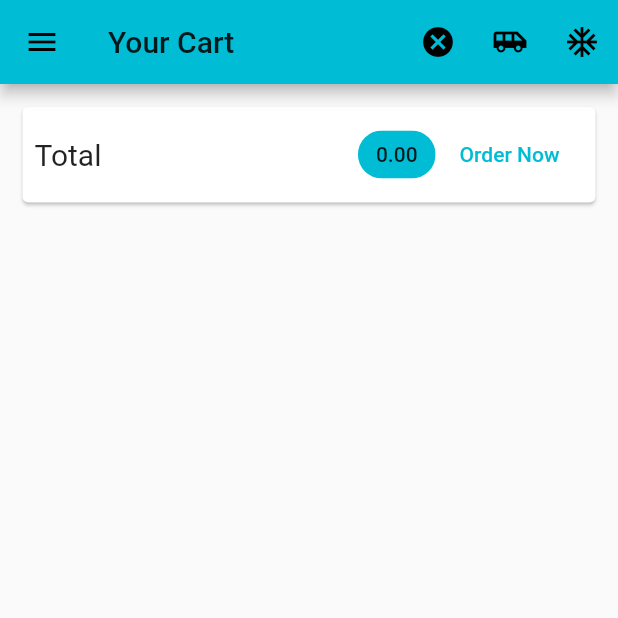
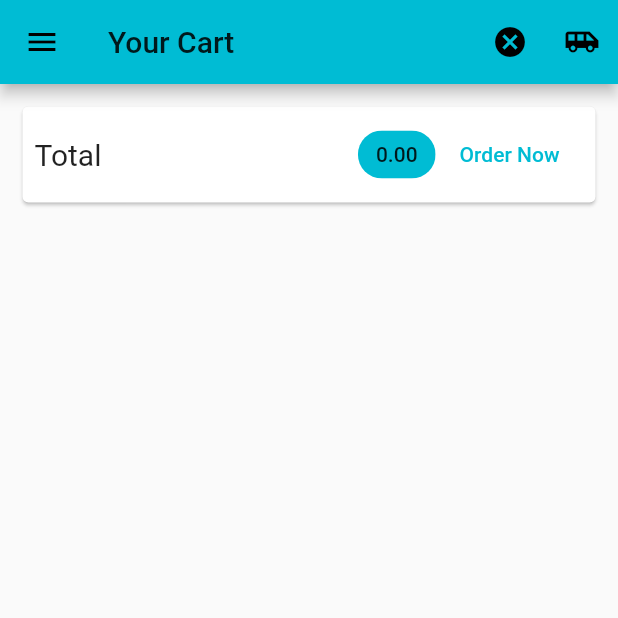
Before and after one commit to cyx977/srShop, a Flutter app: the CartDetailScreen screen opened by its route, on a phone screen of 412 x 824 dp, the top half of it. Run offline on Flutter 3.47's test engine with Material 2 defaults, Android fonts, the phone set to English and light mode, and no system bars; network calls fail.

Commit message:
delete conform init

```diff
--- a/lib/providers/products_provider.dart
+++ b/lib/providers/products_provider.dart
@@ -61,110 +61,6 @@ class ProductsProvider with ChangeNotifier {
       imageUrl:
           'https://detwxg7gzm61n.cloudfront.net/2019/08/30202434/Turmeric.jpg',
     ),
-    ProductProvider(
-      id: 'p8',
-      title: 'A Pan',
-      description: 'Prepare any meal you want.',
-      price: 49.99,
-      imageUrl:
-          'https://upload.wikimedia.org/wikipedia/commons/thumb/1/14/Cast-Iron-Pan.jpg/1024px-Cast-Iron-Pan.jpg',
-    ),
-    ProductProvider(
-      id: 'p9',
-      title: 'Red Shirt',
-      description: 'A red shirt - it is pretty red!',
-      price: 29.99,
-      imageUrl:
-          'https://cdn.pixabay.com/photo/2016/10/02/22/17/red-t-shirt-1710578_1280.jpg',
-    ),
-    ProductProvider(
-      id: 'p10',
-      title: 'Trousers',
-      description: 'A nice pair of trousers.',
-      price: 59.99,
-      imageUrl:
-          'https://upload.wikimedia.org/wikipedia/commons/thumb/e/e8/Trousers%2C_dress_%28AM_1960.022-8%29.jpg/512px-Trousers%2C_dress_%28AM_1960.022-8%29.jpg',
-    ),
-    ProductProvider(
-      id: 'p11',
-      title: 'Yellow Scarf',
-      description: 'Warm and cozy - exactly what you need for the winter.',
-      price: 19.99,
-      imageUrl:
-          'https://live.staticflickr.com/4043/4438260868_cc79b3369d_z.jpg',
-    ),
-    ProductProvider(
-      id: 'p12',
-      title: 'A Pan',
-      description: 'Prepare any meal you want.',
-      price: 49.99,
-      imageUrl:
-          'https://upload.wikimedia.org/wikipedia/commons/thumb/1/14/Cast-Iron-Pan.jpg/1024px-Cast-Iron-Pan.jpg',
-    ),
-    ProductProvider(
-      id: 'p13',
-      title: 'Red Shirt',
-      description: 'A red shirt - it is pretty red!',
-      price: 29.99,
-      imageUrl:
-          'https://cdn.pixabay.com/photo/2016/10/02/22/17/red-t-shirt-1710578_1280.jpg',
-    ),
-    ProductProvider(
-      id: 'p14',
-      title: 'Trousers',
-      description: 'A nice pair of trousers.',
-      price: 59.99,
-      imageUrl:
-          'https://upload.wikimedia.org/wikipedia/commons/thumb/e/e8/Trousers%2C_dress_%28AM_1960.022-8%29.jpg/512px-Trousers%2C_dress_%28AM_1960.022-8%29.jpg',
-    ),
-    ProductProvider(
-      id: 'p15',
-      title: 'Yellow Scarf',
-      description: 'Warm and cozy - exactly what you need for the winter.',
-      price: 19.99,
-      imageUrl:
-          'https://live.staticflickr.com/4043/4438260868_cc79b3369d_z.jpg',
-    ),
-    ProductProvider(
-      id: 'p16',
-      title: 'A Pan',
-      description: 'Prepare any meal you want.',
-      price: 49.99,
-      imageUrl:
-          'https://upload.wikimedia.org/wikipedia/commons/thumb/1/14/Cast-Iron-Pan.jpg/1024px-Cast-Iron-Pan.jpg',
-    ),
-    ProductProvider(
-      id: 'p17',
-      title: 'Red Shirt',
-      description: 'A red shirt - it is pretty red!',
-      price: 29.99,
-      imageUrl:
-          'https://cdn.pixabay.com/photo/2016/10/02/22/17/red-t-shirt-1710578_1280.jpg',
-    ),
-    ProductProvider(
-      id: 'p18',
-      title: 'Trousers',
-      description: 'A nice pair of trousers.',
-      price: 59.99,
-      imageUrl:
-          'https://upload.wikimedia.org/wikipedia/commons/thumb/e/e8/Trousers%2C_dress_%28AM_1960.022-8%29.jpg/512px-Trousers%2C_dress_%28AM_1960.022-8%29.jpg',
-    ),
-    ProductProvider(
-      id: 'p19',
-      title: 'Yellow Scarf',
-      description: 'Warm and cozy - exactly what you need for the winter.',
-      price: 19.99,
-      imageUrl:
-          'https://live.staticflickr.com/4043/4438260868_cc79b3369d_z.jpg',
-    ),
-    ProductProvider(
-      id: 'p20',
-      title: 'A Pan',
-      description: 'Prepare any meal you want.',
-      price: 49.99,
-      imageUrl:
-          'https://upload.wikimedia.org/wikipedia/commons/thumb/1/14/Cast-Iron-Pan.jpg/1024px-Cast-Iron-Pan.jpg',
-    ),
   ];
 
   ProductProvider findById(String id) =>
--- a/lib/screens/cart_detail_screen.dart
+++ b/lib/screens/cart_detail_screen.dart
@@ -31,7 +31,6 @@ class CartDetailScreen extends StatelessWidget {
               Navigator.pushReplacementNamed(context, OrderScreen.route);
             },
           ),
-          DrawerTrigger()
         ],
       ),
       body: Column(
@@ -113,28 +112,3 @@ class CartDetailScreen extends StatelessWidget {
     );
   }
 }
-
-class DrawerTrigger extends StatelessWidget {
-  const DrawerTrigger({
-    Key key,
-  }) : super(key: key);
-
-  @override
-  Widget build(BuildContext context) {
-    return IconButton(
-      icon: Icon(Icons.ac_unit),
-      onPressed: () {
-        // Scaffold.of(context).openDrawer();
-        Scaffold.of(context).showSnackBar(SnackBar(
-          backgroundColor: Colors.green,
-          content: Container(
-            height: MediaQuery.of(context).size.height * 0.02,
-            child: Center(
-              child: Text("Asdf"),
-            ),
-          ),
-        ));
-      },
-    );
-  }
-}
--- a/lib/screens/order_screen.dart
+++ b/lib/screens/order_screen.dart
@@ -1,5 +1,6 @@
 import 'package:flutter/material.dart';
 import 'package:provider/provider.dart';
+import 'package:srShop/widgets/badge/badge_builder.dart';
 import 'package:srShop/widgets/order/order_item.dart';
 import '../widgets/drawer/drawer_widget.dart';
 import '../providers/order_provider.dart';
@@ -12,6 +13,9 @@ class OrderScreen extends StatelessWidget {
       drawer: DrawerBuilder(),
       appBar: AppBar(
         title: Text("Your Orders"),
+        actions: [
+          BadgeBuilder(),
+        ],
       ),
       body: Consumer<OrderProvider>(
         builder: (context, value, child) {
--- a/lib/widgets/cart/cart_item.dart
+++ b/lib/widgets/cart/cart_item.dart
@@ -18,10 +18,18 @@ class CartDetailItem extends StatelessWidget {
   @override
   Widget build(BuildContext context) {
     return Dismissible(
-      onDismissed: (direction) =>
-          Provider.of<CartProvider>(context, listen: false)
-              .removeFromCart(productId),
-      //
+      onDismissed: (direction) {
+        var selection = showGeneralDialog(
+          context: context,
+          pageBuilder: (context, an1, an2) {
+            return Text("asd");
+          },
+        );
+        Provider.of<CartProvider>(
+          context,
+          listen: false,
+        ).removeFromCart(productId);
+      },
       direction: DismissDirection.endToStart,
       // direction: DismissDirection.startToEnd,
       background: Container(
```
